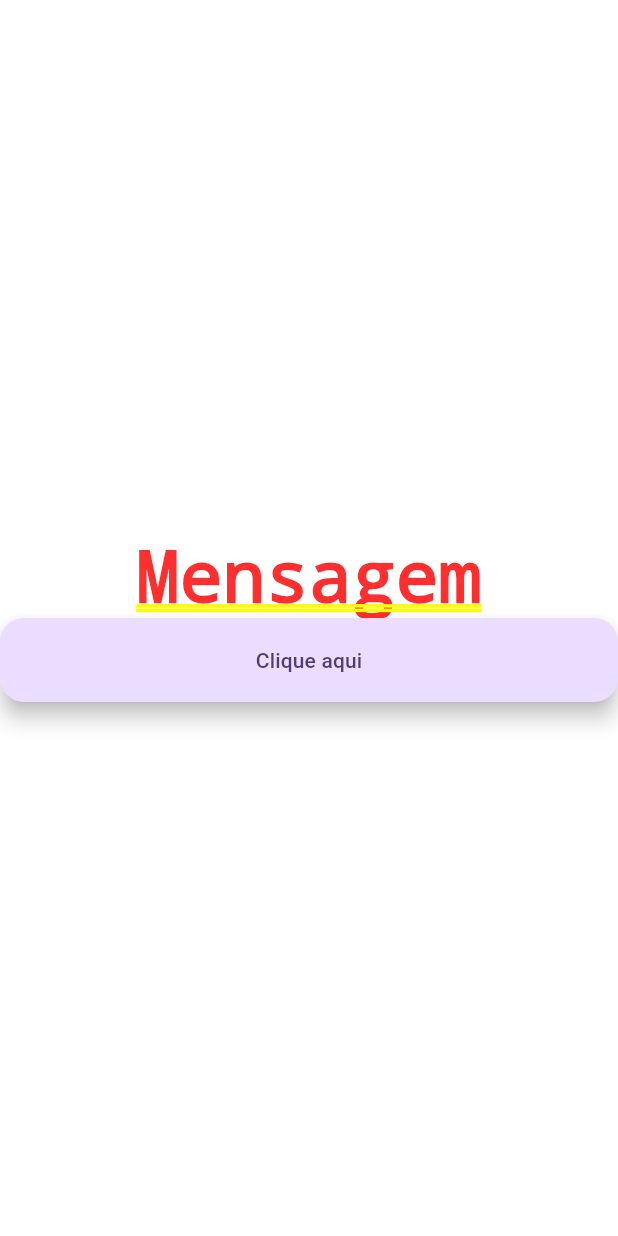
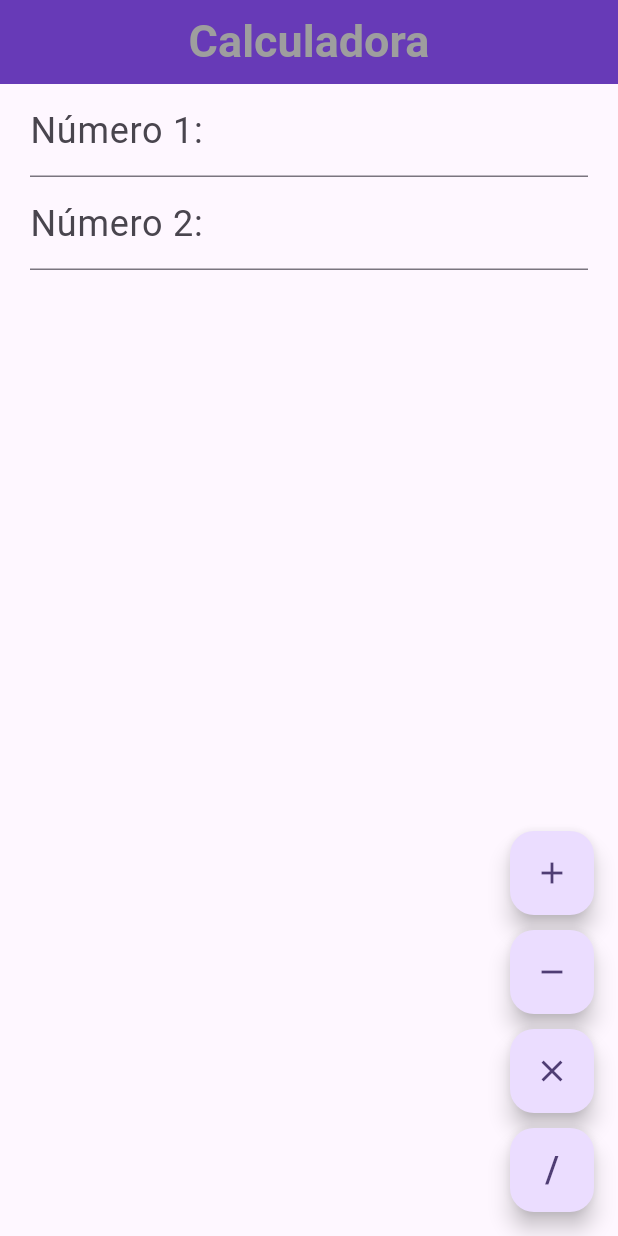
Before and after one commit to NicolyFernandees/ProjetoMobile, a Flutter app: the screen it shows after launch, on a phone screen of 412 x 824 dp. Run offline on Flutter 3.47's test engine with Material 3 defaults, Android fonts, the phone set to English and light mode, and no system bars.

Commit message:
first flutter

```diff
--- /dev/null
+++ b/lib/calculadora_screen.dart
@@ -0,0 +1,94 @@
+import 'package:flutter/material.dart';
+
+class CalculadoraScreen extends StatefulWidget {
+  const CalculadoraScreen({super.key});
+
+  @override
+  State<CalculadoraScreen> createState() => _CalculadoraScreenState();
+}
+
+class _CalculadoraScreenState extends State<CalculadoraScreen> {
+  TextEditingController txtNumero1 = TextEditingController();
+  TextEditingController txtNumero2 = TextEditingController();
+
+  @override
+  Widget build(BuildContext context) {
+    return Scaffold(
+      appBar: AppBar(
+        backgroundColor: Colors.deepPurple,
+        title: Center(
+          child: Text(
+            "Calculadora",
+            style: TextStyle(
+              fontSize: 30,
+              color: Colors.grey,
+              fontWeight: FontWeight.bold,
+            ),
+          ),
+        ),
+      ),
+      floatingActionButton: Column(
+        mainAxisAlignment: MainAxisAlignment.end,
+        spacing: 10,
+        children: [
+          FloatingActionButton(
+            onPressed: () {
+              double numero1 = double.parse(txtNumero1.text);
+              double numero2 = double.parse(txtNumero2.text);
+
+              double resultado = numero1 + numero2;
+
+
+                showDialog<void>(
+                  context: context, // The context of the current widget tree
+                  builder: (BuildContext context) {
+                    // The builder returns the dialog widget
+                    return AlertDialog(
+                      title: Text("Resultado"),
+                      content: Text(resultado.toString()),
+                      actions: <Widget>[
+                        TextButton(
+                          child: Text("OK"),
+                          onPressed: () {
+                            Navigator.of(context).pop(); // Dismiss the dialog
+                          },
+                        ),
+                      ],
+                    );
+                  },
+                );
+            },
+            child: Icon(Icons.add),
+          ),
+          FloatingActionButton(onPressed: () {}, child: Icon(Icons.remove)),
+          FloatingActionButton(onPressed: () {}, child: Icon(Icons.close)),
+          FloatingActionButton(
+            onPressed: () {},
+            child: Text("/", style: TextStyle(fontSize: 24)),
+          ),
+        ],
+      ),
+      body: Padding(
+        padding: const EdgeInsets.symmetric(horizontal: 20),
+        child: Column(
+          children: [
+            TextField(
+              controller: txtNumero1,
+              decoration: InputDecoration(
+                labelText: "Número 1:",
+                labelStyle: TextStyle(fontSize: 24),
+              ),
+            ),
+            TextField(
+              controller: txtNumero2,
+              decoration: InputDecoration(
+                labelText: "Número 2:",
+                labelStyle: TextStyle(fontSize: 24),
+              ),
+            ),
+          ],
+        ),
+      ),
+    );
+  }
+}
--- a/lib/main.dart
+++ b/lib/main.dart
@@ -1,5 +1,5 @@
 import 'package:flutter/material.dart';
-import 'package:myapp/mensagem_screen.dart';
+import 'package:myapp/calculadora_screen.dart';
 
 void main() {
   runApp(const MyApp());
@@ -12,11 +12,10 @@ class MyApp extends StatelessWidget {
   Widget build(BuildContext context) {
     return MaterialApp(
       title: 'Flutter Demo',
-      debugShowCheckedModeBanner: false,
       theme: ThemeData(
         colorScheme: ColorScheme.fromSeed(seedColor: const Color.fromARGB(255, 40, 17, 80)),
       ),
-      home: MensagemScreen(),
+      home: CalculadoraScreen(),
 
     );
   }
--- a/lib/mensagem_screen.dart
+++ /dev/null
@@ -1,33 +0,0 @@
-import 'package:flutter/material.dart';
-
-class MensagemScreen extends StatefulWidget {
-  const MensagemScreen({super.key});
-
-  @override
-  State<MensagemScreen> createState() => _MensagemScreenState();
-}
-
-class _MensagemScreenState extends State<MensagemScreen> {
-  String mensagem = "Feliz Navidad";
-
-  @override
-  Widget build(BuildContext context) {
-    return Column(
-      mainAxisAlignment: MainAxisAlignment.center,
-      children: [
-        Center(child: Text("Mensagem")),
-        SizedBox(
-          width: double.infinity,
-          child: FloatingActionButton(
-            onPressed: () {
-              setState(() {
-                mensagem = "Ana macaca albina";
-              });
-            },
-            child: Text("Clique aqui"),
-          ),
-        ),
-      ],
-    );
-  }
-}
--- a/lib/ola_mundo_screen.dart
+++ /dev/null
@@ -1,10 +0,0 @@
-import 'package:flutter/material.dart';
-
-class OlaMundoScreen extends StatelessWidget {
-  const OlaMundoScreen({super.key});
-
-  @override
-  Widget build(BuildContext context) {
-    return const Placeholder();
-  }
-}
```
